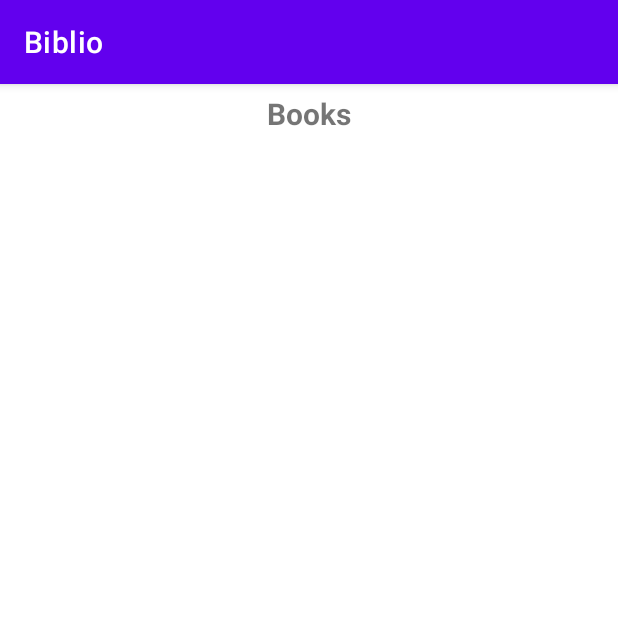
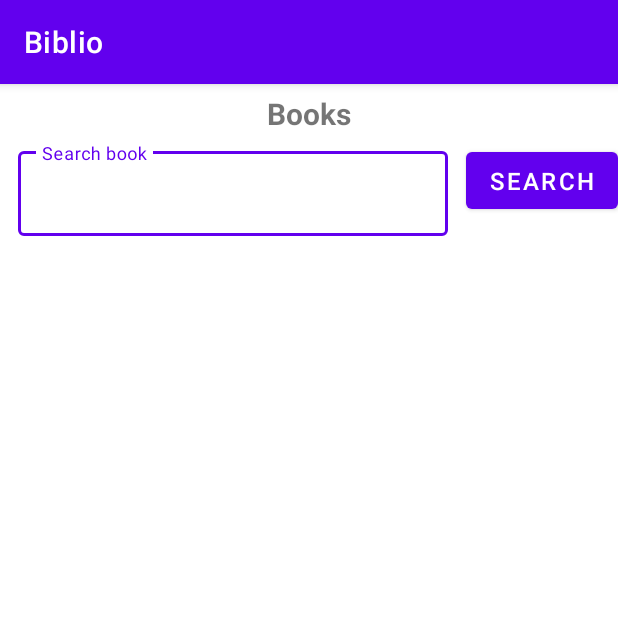
Before and after one commit to abdellatif-laghjaj/bilio-test, an Android app: the BooksActivity screen opened directly, with no data from a screen before it, on a phone screen of 412 x 824 dp, the top half of it. Run offline under Robolectric (Android 15) with nearby library versions, the phone set to English and light mode, and no system bars; our stand-ins replace Firebase (no records; nobody signed in at launch, a user with empty details on screens opened directly).

Commit message:
search functionality

```diff
--- a/app/src/main/java/com/abdellatif/biblio/BookAdapter.java
+++ b/app/src/main/java/com/abdellatif/biblio/BookAdapter.java
@@ -8,6 +8,7 @@ import android.widget.TextView;
 
 import androidx.recyclerview.widget.RecyclerView;
 
+import java.util.ArrayList;
 import java.util.List;
 
 public class BookAdapter extends RecyclerView.Adapter<BookAdapter.MyViewHolder> {
@@ -39,6 +40,11 @@ public class BookAdapter extends RecyclerView.Adapter<BookAdapter.MyViewHolder>
         return books.size();
     }
 
+    public void setBooks(ArrayList<Book> fileteredBooks) {
+        this.books = fileteredBooks;
+        notifyDataSetChanged();
+    }
+
     static class MyViewHolder extends RecyclerView.ViewHolder {
         private TextView bookName, bookAuthor;
 
--- a/app/src/main/java/com/abdellatif/biblio/BooksActivity.java
+++ b/app/src/main/java/com/abdellatif/biblio/BooksActivity.java
@@ -6,7 +6,9 @@ import androidx.recyclerview.widget.RecyclerView;
 
 import android.os.Bundle;
 import android.util.Log;
+import android.widget.Button;
 
+import com.google.android.material.textfield.TextInputEditText;
 import com.google.firebase.database.DataSnapshot;
 import com.google.firebase.database.DatabaseError;
 import com.google.firebase.database.DatabaseReference;
@@ -22,6 +24,8 @@ public class BooksActivity extends AppCompatActivity {
     private RecyclerView books_list;
     private ArrayList<Book> books;
     private BookAdapter bookAdapter;
+    private Button search_btn;
+    private TextInputEditText search_input;
 
     @Override
     protected void onCreate(Bundle savedInstanceState) {
@@ -36,6 +40,23 @@ public class BooksActivity extends AppCompatActivity {
         Log.d("category_id", category_id);
 
         books_list = findViewById(R.id.books_list);
+        search_btn = findViewById(R.id.search_btn);
+        search_input = findViewById(R.id.search_input);
+
+        ArrayList<Book> fileteredBooks = new ArrayList<>();
+
+        search_btn.setOnClickListener(v -> {
+            String search = search_input.getText().toString();
+            for (Book book : books) {
+                if (book.getTitle().toLowerCase().contains(search.toLowerCase())) {
+                    fileteredBooks.add(book);
+                }
+                if (search.isEmpty()) {
+                    readBooks();
+                }
+            }
+            bookAdapter.setBooks(fileteredBooks);
+        });
 
         readBooks();
     }
--- a/app/src/main/res/layout/activity_books.xml
+++ b/app/src/main/res/layout/activity_books.xml
@@ -16,6 +16,42 @@
         android:textSize="20sp"
         android:textStyle="bold" />
 
+    <LinearLayout
+        android:layout_width="match_parent"
+        android:layout_height="wrap_content"
+        android:orientation="horizontal"
+        android:weightSum="3">
+
+        <com.google.android.material.textfield.TextInputLayout
+            android:id="@+id/textField"
+            style="@style/Widget.MaterialComponents.TextInputLayout.OutlinedBox"
+            android:layout_width="match_parent"
+            android:layout_height="wrap_content"
+            android:layout_marginHorizontal="12dp"
+            android:layout_weight="3"
+            android:hint="Search book">
+
+            <com.google.android.material.textfield.TextInputEditText
+                android:id="@+id/search_input"
+                android:maxLines="1"
+                android:layout_width="match_parent"
+                android:layout_height="wrap_content" />
+
+        </com.google.android.material.textfield.TextInputLayout>
+
+        <Button
+            android:id="@+id/search_btn"
+            android:layout_width="wrap_content"
+            android:layout_height="match_parent"
+            android:layout_gravity="center_horizontal"
+            android:layout_marginVertical="6dp"
+            android:layout_weight="0"
+            android:drawablePadding="8dp"
+            android:gravity="center_vertical"
+            android:text="Search"
+            android:textSize="16sp" />
+    </LinearLayout>
+
     <androidx.recyclerview.widget.RecyclerView
         android:id="@+id/books_list"
         android:layout_width="match_parent"
```
